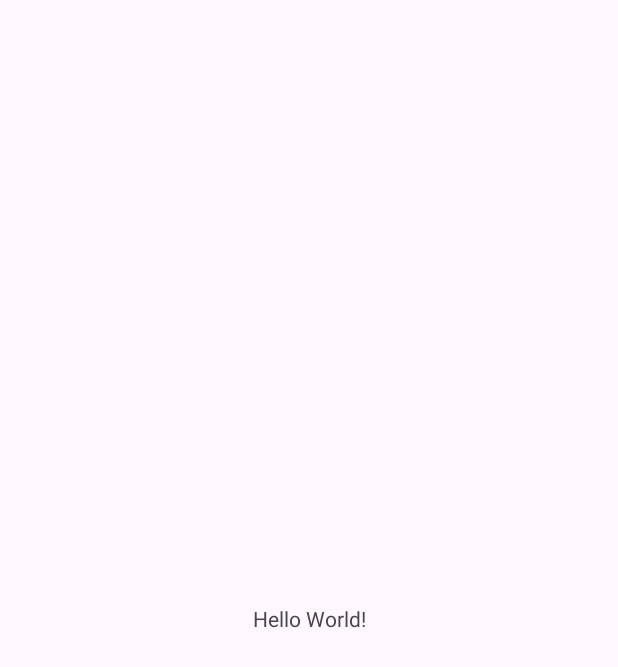
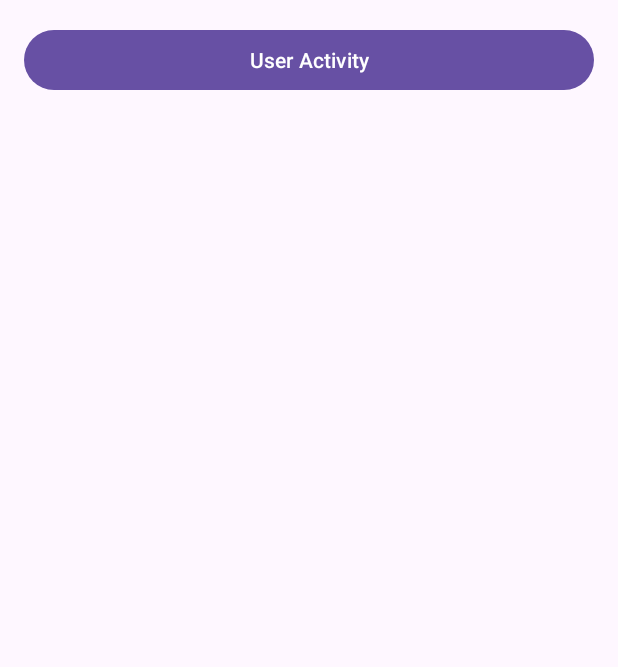
Before and after one commit to Nikitosik73/CoroutineFlow, an Android app: the screen it shows after launch (MainActivity), on a phone screen of 412 x 824 dp. Before the commit the part shown is almost empty. Shown: the top 667 px of the screen. Run offline under Robolectric (Android 15) with nearby library versions, the phone set to English and light mode, and no system bars.

Commit message:
Подготовил тестовый проект для изучения flow

```diff
--- a/app/src/main/java/ru/paramonov/coroutineflow/MainActivity.kt
+++ b/app/src/main/java/ru/paramonov/coroutineflow/MainActivity.kt
@@ -2,10 +2,19 @@ package ru.paramonov.coroutineflow
 
 import androidx.appcompat.app.AppCompatActivity
 import android.os.Bundle
+import ru.paramonov.coroutineflow.databinding.ActivityMainBinding
+import ru.paramonov.coroutineflow.lesson2.UsersActivity
 
 class MainActivity : AppCompatActivity() {
+
+    private val binding by lazy {
+        ActivityMainBinding.inflate(layoutInflater)
+    }
     override fun onCreate(savedInstanceState: Bundle?) {
         super.onCreate(savedInstanceState)
-        setContentView(R.layout.activity_main)
+        setContentView(binding.root)
+        binding.buttonUsersActivity.setOnClickListener {
+            startActivity(UsersActivity.newIntent(this))
+        }
     }
 }
--- a/app/src/main/java/ru/paramonov/coroutineflow/main.kt
+++ b/app/src/main/java/ru/paramonov/coroutineflow/lesson1/Lesson1.kt
@@ -1,4 +1,4 @@
-package ru.paramonov.coroutineflow
+package ru.paramonov.coroutineflow.lesson1
 
 import kotlinx.coroutines.delay
 import kotlinx.coroutines.flow.asFlow
--- a/app/src/main/res/layout/activity_main.xml
+++ b/app/src/main/res/layout/activity_main.xml
@@ -1,18 +1,15 @@
 <?xml version="1.0" encoding="utf-8"?>
-<androidx.constraintlayout.widget.ConstraintLayout
-    xmlns:android="http://schemas.android.com/apk/res/android"
+<LinearLayout xmlns:android="http://schemas.android.com/apk/res/android"
     xmlns:tools="http://schemas.android.com/tools"
-    xmlns:app="http://schemas.android.com/apk/res-auto"
     android:layout_width="match_parent"
     android:layout_height="match_parent"
+    android:orientation="vertical"
+    android:padding="16dp"
     tools:context=".MainActivity">
-    <TextView
-      android:layout_width="wrap_content"
-      android:layout_height="wrap_content"
-      android:text="Hello World!"
-      app:layout_constraintBottom_toBottomOf="parent"
-      app:layout_constraintStart_toStartOf="parent"
-      app:layout_constraintEnd_toEndOf="parent"
-      app:layout_constraintTop_toTopOf="parent" />
 
-  </androidx.constraintlayout.widget.ConstraintLayout>
+    <Button
+        android:id="@+id/button_users_activity"
+        android:layout_width="match_parent"
+        android:layout_height="wrap_content"
+        android:text="@string/users_activity" />
+</LinearLayout>
--- a/app/src/main/res/values/strings.xml
+++ b/app/src/main/res/values/strings.xml
@@ -1,3 +1,7 @@
 <resources>
     <string name="app_name">CoroutineFlow</string>
+    <string name="users_activity">User Activity</string>
+    <string name="enter_username">Enter username</string>
+    <string name="add_user">Add user</string>
+    <string name="launch_next_screen">Launch next screen</string>
 </resources>
```
Also changed, not shown: app/build.gradle (+12 -0 lines), app/src/main/AndroidManifest.xml (+9 -3 lines), app/src/main/java/ru/paramonov/coroutineflow/lesson2/Users2Activity.kt (added, +39 -0 lines), app/src/main/java/ru/paramonov/coroutineflow/lesson2/UsersActivity.kt (added, +49 -0 lines), app/src/main/java/ru/paramonov/coroutineflow/lesson2/UsersRepository.kt (added, +18 -0 lines), app/src/main/java/ru/paramonov/coroutineflow/lesson2/UsersViewModel.kt (added, +31 -0 lines), app/src/main/res/layout/activity_users.xml (added, +40 -0 lines), app/src/main/res/layout/activity_users2.xml (added, +33 -0 lines).
